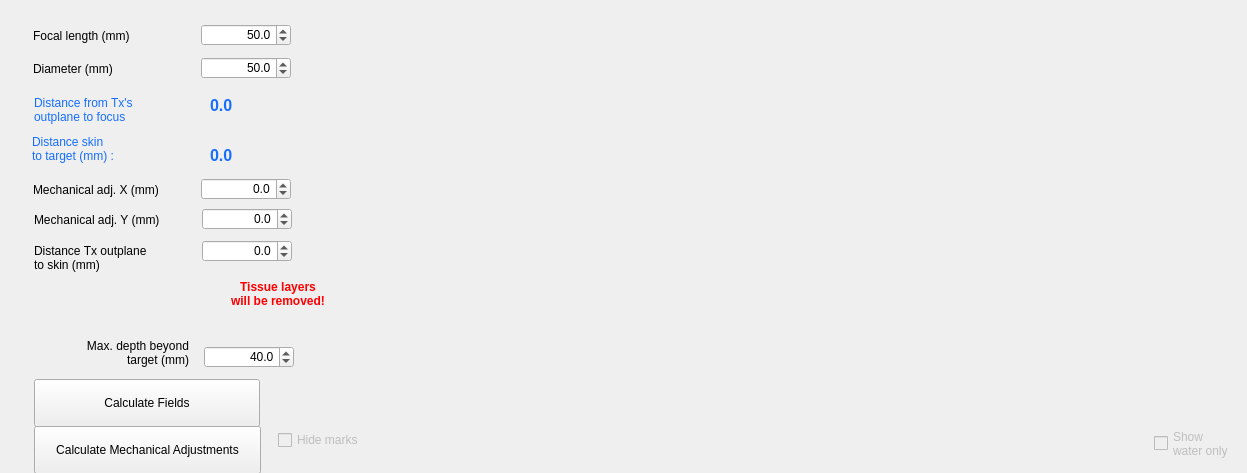
This is BabelBrain/Babel_SingleTx/form.ui in ProteusMRIgHIFU/BabelBrain as Qt 5 draws it before an edit. The edited form follows.
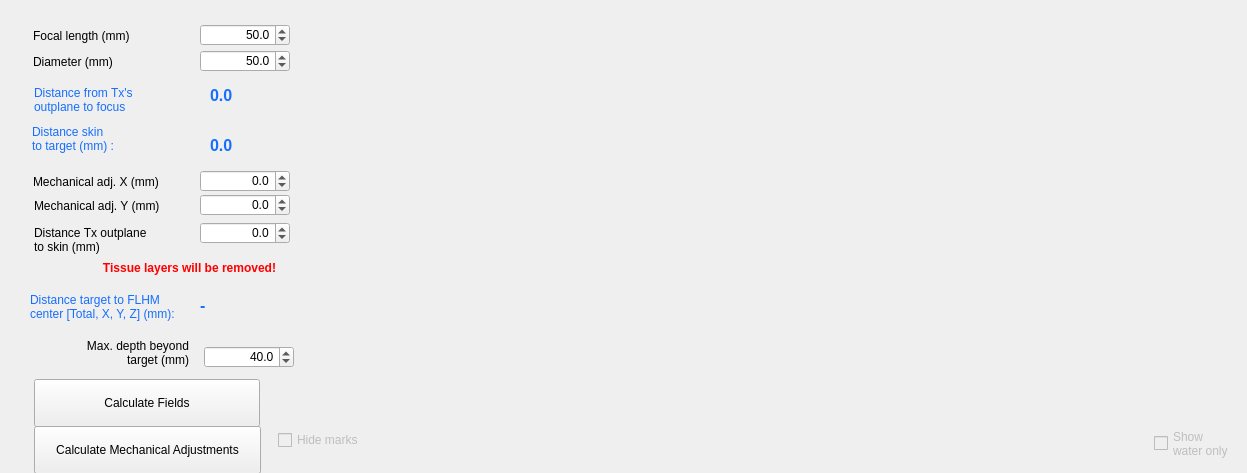
This is the edited form.

Commit message:
Add Display in Step 2 to show distance of target to FLHM
plus some cleanup of UIs files

```diff
--- a/BabelBrain/Babel_SingleTx/form.ui
+++ b/BabelBrain/Babel_SingleTx/form.ui
@@ -20,7 +20,7 @@
    <property name="geometry">
     <rect>
      <x>33</x>
-     <y>180</y>
+     <y>172</y>
      <width>143</width>
      <height>20</height>
     </rect>
@@ -33,7 +33,7 @@
    <property name="geometry">
     <rect>
      <x>210</x>
-     <y>140</y>
+     <y>130</y>
      <width>76</width>
      <height>31</height>
     </rect>
@@ -58,7 +58,7 @@
    <property name="geometry">
     <rect>
      <x>32</x>
-     <y>130</y>
+     <y>120</y>
      <width>150</width>
      <height>38</height>
     </rect>
@@ -77,8 +77,8 @@
   <widget class="QDoubleSpinBox" name="XMechanicSpinBox">
    <property name="geometry">
     <rect>
-     <x>201</x>
-     <y>178</y>
+     <x>200</x>
+     <y>170</y>
      <width>90</width>
      <height>22</height>
     </rect>
@@ -106,7 +106,7 @@
    <property name="geometry">
     <rect>
      <x>34</x>
-     <y>210</y>
+     <y>196</y>
      <width>143</width>
      <height>20</height>
     </rect>
@@ -118,8 +118,8 @@
   <widget class="QDoubleSpinBox" name="YMechanicSpinBox">
    <property name="geometry">
     <rect>
-     <x>202</x>
-     <y>208</y>
+     <x>200</x>
+     <y>194</y>
      <width>90</width>
      <height>22</height>
     </rect>
@@ -175,8 +175,8 @@
   <widget class="QDoubleSpinBox" name="SkinDistanceSpinBox">
    <property name="geometry">
     <rect>
-     <x>202</x>
-     <y>240</y>
+     <x>200</x>
+     <y>222</y>
      <width>90</width>
      <height>22</height>
     </rect>
@@ -204,7 +204,7 @@
    <property name="geometry">
     <rect>
      <x>34</x>
-     <y>242</y>
+     <y>224</y>
      <width>143</width>
      <height>31</height>
     </rect>
@@ -217,7 +217,7 @@
   <widget class="QDoubleSpinBox" name="FocalLengthSpinBox">
    <property name="geometry">
     <rect>
-     <x>201</x>
+     <x>200</x>
      <y>24</y>
      <width>90</width>
      <height>22</height>
@@ -258,8 +258,8 @@
   <widget class="QDoubleSpinBox" name="DiameterSpinBox">
    <property name="geometry">
     <rect>
-     <x>201</x>
-     <y>57</y>
+     <x>200</x>
+     <y>50</y>
      <width>90</width>
      <height>22</height>
     </rect>
@@ -287,7 +287,7 @@
    <property name="geometry">
     <rect>
      <x>33</x>
-     <y>59</y>
+     <y>52</y>
      <width>143</width>
      <height>20</height>
     </rect>
@@ -300,7 +300,7 @@
    <property name="geometry">
     <rect>
      <x>210</x>
-     <y>90</y>
+     <y>80</y>
      <width>76</width>
      <height>31</height>
     </rect>
@@ -325,7 +325,7 @@
    <property name="geometry">
     <rect>
      <x>34</x>
-     <y>84</y>
+     <y>74</y>
      <width>159</width>
      <height>51</height>
     </rect>
@@ -386,31 +386,6 @@
     <double>40.000000000000000</double>
    </property>
   </widget>
-  <widget class="QLabel" name="LabelTissueRemoved">
-   <property name="geometry">
-    <rect>
-     <x>226</x>
-     <y>279</y>
-     <width>104</width>
-     <height>30</height>
-    </rect>
-   </property>
-   <property name="font">
-    <font>
-     <bold>true</bold>
-    </font>
-   </property>
-   <property name="styleSheet">
-    <string notr="true">color: red</string>
-   </property>
-   <property name="text">
-    <string>Tissue layers
-will be removed!</string>
-   </property>
-   <property name="alignment">
-    <set>Qt::AlignCenter</set>
-   </property>
-  </widget>
   <widget class="QWidget" name="IsppaScrollBars" native="true">
    <property name="geometry">
     <rect>
@@ -473,6 +448,75 @@
     <string>Calculate Mechanical Adjustments</string>
    </property>
   </widget>
+  <widget class="QLabel" name="LabelTissueRemoved">
+   <property name="geometry">
+    <rect>
+     <x>88</x>
+     <y>253</y>
+     <width>203</width>
+     <height>30</height>
+    </rect>
+   </property>
+   <property name="font">
+    <font>
+     <bold>true</bold>
+    </font>
+   </property>
+   <property name="styleSheet">
+    <string notr="true">color: red</string>
+   </property>
+   <property name="text">
+    <string>Tissue layers will be removed!</string>
+   </property>
+   <property name="alignment">
+    <set>Qt::AlignCenter</set>
+   </property>
+  </widget>
+  <widget class="QLabel" name="label_27">
+   <property name="geometry">
+    <rect>
+     <x>30</x>
+     <y>283</y>
+     <width>164</width>
+     <height>47</height>
+    </rect>
+   </property>
+   <property name="styleSheet">
+    <string notr="true">color:rgb(22, 110, 255)</string>
+   </property>
+   <property name="text">
+    <string>Distance target to FLHM
+center [Total, X, Y, Z] (mm):</string>
+   </property>
+   <property name="indent">
+    <number>0</number>
+   </property>
+  </widget>
+  <widget class="QLabel" name="DistanceTargetLabel">
+   <property name="geometry">
+    <rect>
+     <x>200</x>
+     <y>290</y>
+     <width>135</width>
+     <height>31</height>
+    </rect>
+   </property>
+   <property name="font">
+    <font>
+     <pointsize>12</pointsize>
+     <bold>true</bold>
+    </font>
+   </property>
+   <property name="styleSheet">
+    <string notr="true">color:rgb(22, 110, 255)</string>
+   </property>
+   <property name="text">
+    <string>-</string>
+   </property>
+   <property name="textInteractionFlags">
+    <set>Qt::LinksAccessibleByMouse|Qt::TextSelectableByMouse</set>
+   </property>
+  </widget>
  </widget>
  <tabstops>
   <tabstop>FocalLengthSpinBox</tabstop>
```
The commit also changes 14 other files.
